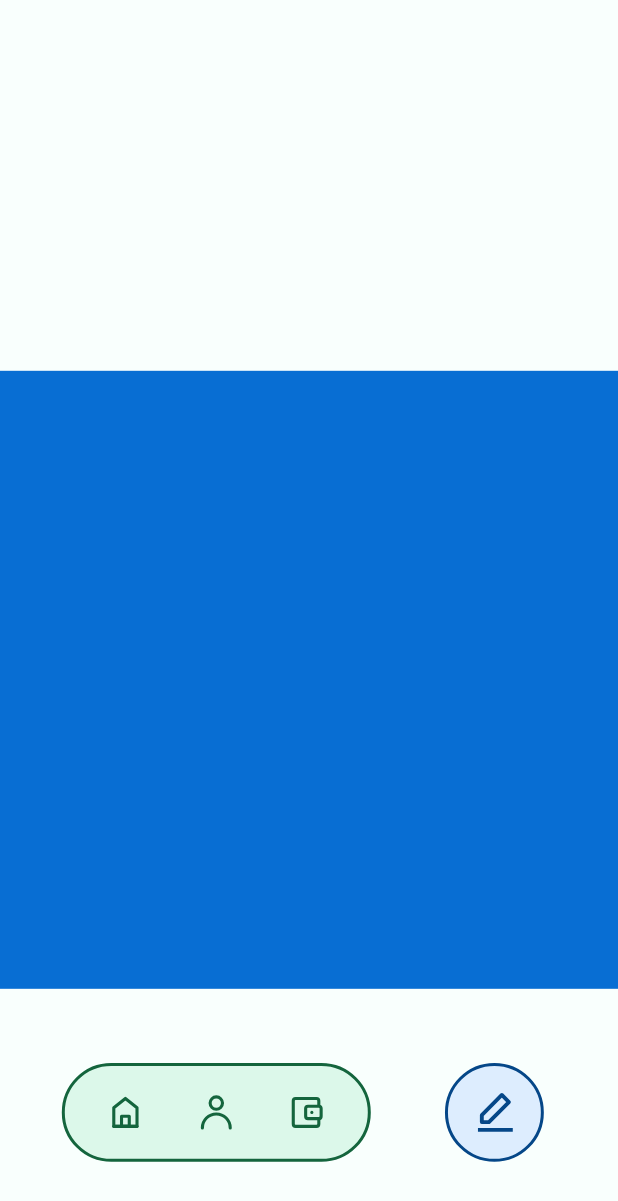
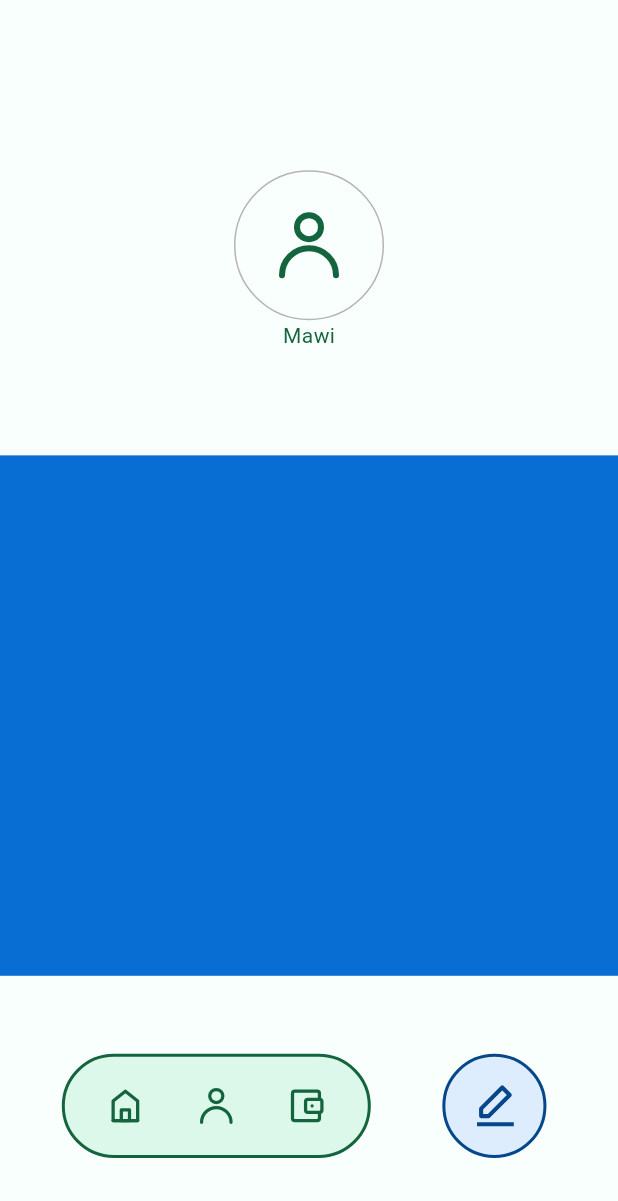
Before and after one commit to mawi-delosreyes/Trakua, a Flutter app: the screen it shows after launch, on a phone screen of 412 x 824 dp. Shown: the top 1201 px of the screen. Run offline on Flutter 3.47's test engine with Material 3 defaults, Android fonts, the phone set to English and light mode, and no system bars; our stand-ins replace flutter_svg.

Commit message:
Added profile picture

```diff
--- a/Frontend/lib/screens/ProfileScreen.dart
+++ b/Frontend/lib/screens/ProfileScreen.dart
@@ -1,6 +1,7 @@
 import 'package:flutter/material.dart';
 import 'package:frontend/style/ApplicationColors.dart';
 import 'package:frontend/widgets/NavigationBar1.dart';
+import 'package:flutter_svg/flutter_svg.dart';
 
 class ProfileScreen extends StatelessWidget {
   const ProfileScreen({super.key});
@@ -14,13 +15,59 @@ class ProfileScreen extends StatelessWidget {
           backgroundColor: ApplicationColors.Background,
           body: new Column(
             children: [
+              new Spacer(
+                flex: 5,
+              ),
               new Flexible(
                 flex: 30,
-                child: Container (
+                child: Column (
+                  mainAxisAlignment: MainAxisAlignment.center,
+                  children: [
+
+                    Stack(
+                      alignment: Alignment.center,
+                      children: <Widget> [
+
+                        Container(
+                          height: 100,
+                          width: 100,
+                            decoration: BoxDecoration(
+                              border: Border.all(
+                                color: ApplicationColors.Neutrals_300,
+                                width: 1,
+                              ),
+                              shape: BoxShape.circle
+                            ),
+                          ),
+                        Container(
+                          height: 80,
+                          width: 80,
+                          child: SvgPicture.asset(
+                            'assets/icons/user.svg',
+                          fit: BoxFit.scaleDown,
+                          color: ApplicationColors.Primary_900),
+                        ),
+
+                      ]
+                    ),
+                    Container(
+                      child: Text(
+                        "Mawi",
+                        style: TextStyle(
+                          color: ApplicationColors.Primary_900
+                        ),
+                        ),
+                    ),
+
+                    Container()
+
+
+                  ],
+
                 )
               ),
               new Flexible(
-                flex: 50,
+                flex: 40,
                 child: Container (
                   color: ApplicationColors.Secondary_700,
                 )
```
